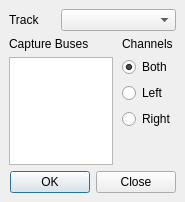
ErwanLegrand/Traverso-DAW, file src/traverso/ui/BusSelectorDialog.ui: the form before one commit.
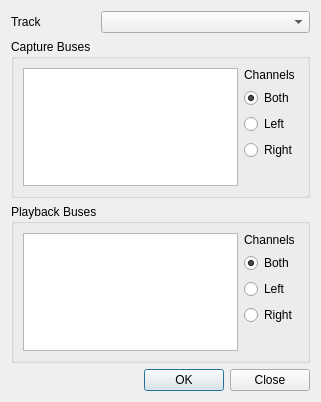
The form after the commit.

Commit message: * Added ability to add 'virtual playback buses' in AudioDevice, which adds one by default, the "Master Out" * Song now uses the "Master Out" bus provided by audiodevice * Track no longer gets it's output bus from it's song, but uses the one set via the BusSelector, which can be any of the playback buses provided by the audiodevice. This gives the opportunity to send a Track to another playback bus then the master out, in case you have a multichannel audiocard * cleanups in AudioDevice

```diff
--- a/src/traverso/ui/BusSelectorDialog.ui
+++ b/src/traverso/ui/BusSelectorDialog.ui
@@ -5,20 +5,14 @@
    <rect>
     <x>0</x>
     <y>0</y>
-    <width>185</width>
-    <height>202</height>
+    <width>321</width>
+    <height>402</height>
    </rect>
   </property>
   <property name="windowTitle" >
    <string>Bus Selector</string>
   </property>
   <layout class="QVBoxLayout" >
-   <property name="margin" >
-    <number>9</number>
-   </property>
-   <property name="spacing" >
-    <number>6</number>
-   </property>
    <item>
     <layout class="QHBoxLayout" >
      <property name="margin" >
@@ -30,9 +24,7 @@
      <item>
       <widget class="QLabel" name="label_3" >
        <property name="sizePolicy" >
-        <sizepolicy>
-         <hsizetype>5</hsizetype>
-         <vsizetype>5</vsizetype>
+        <sizepolicy vsizetype="Preferred" hsizetype="Preferred" >
          <horstretch>2</horstretch>
          <verstretch>0</verstretch>
         </sizepolicy>
@@ -45,9 +37,7 @@
      <item>
       <widget class="QComboBox" name="trackComboBox" >
        <property name="sizePolicy" >
-        <sizepolicy>
-         <hsizetype>5</hsizetype>
-         <vsizetype>0</vsizetype>
+        <sizepolicy vsizetype="Fixed" hsizetype="Preferred" >
          <horstretch>5</horstretch>
          <verstretch>0</verstretch>
         </sizepolicy>
@@ -57,38 +47,16 @@
     </layout>
    </item>
    <item>
-    <layout class="QHBoxLayout" >
-     <property name="margin" >
-      <number>0</number>
-     </property>
-     <property name="spacing" >
-      <number>9</number>
-     </property>
-     <item>
-      <layout class="QVBoxLayout" >
-       <property name="margin" >
-        <number>0</number>
-       </property>
-       <property name="spacing" >
-        <number>6</number>
-       </property>
-       <item>
-        <widget class="QLabel" name="label" >
-         <property name="text" >
+    <widget class="QGroupBox" name="groupBox_2" >
+     <property name="title" >
           <string>Capture Buses</string>
          </property>
-        </widget>
-       </item>
+     <layout class="QHBoxLayout" >
        <item>
         <widget class="QListWidget" name="busesListWidget" />
        </item>
-      </layout>
-     </item>
      <item>
       <layout class="QVBoxLayout" >
-       <property name="margin" >
-        <number>0</number>
-       </property>
        <property name="spacing" >
         <number>6</number>
        </property>
@@ -139,6 +107,82 @@
       </layout>
      </item>
     </layout>
+    </widget>
+   </item>
+   <item>
+    <widget class="QGroupBox" name="groupBox" >
+     <property name="title" >
+      <string>Playback Buses</string>
+     </property>
+     <layout class="QHBoxLayout" >
+      <item>
+       <widget class="QListWidget" name="busesListWidgetPlayback" />
+      </item>
+      <item>
+       <layout class="QVBoxLayout" >
+        <property name="spacing" >
+         <number>6</number>
+        </property>
+        <property name="leftMargin" >
+         <number>0</number>
+        </property>
+        <property name="topMargin" >
+         <number>0</number>
+        </property>
+        <property name="rightMargin" >
+         <number>0</number>
+        </property>
+        <property name="bottomMargin" >
+         <number>0</number>
+        </property>
+        <item>
+         <widget class="QLabel" name="label_5" >
+          <property name="text" >
+           <string>Channels</string>
+          </property>
+         </widget>
+        </item>
+        <item>
+         <widget class="QRadioButton" name="radioBothPlayback" >
+          <property name="text" >
+           <string>Both</string>
+          </property>
+          <property name="checked" >
+           <bool>true</bool>
+          </property>
+         </widget>
+        </item>
+        <item>
+         <widget class="QRadioButton" name="radioLeftOnlyPlayback" >
+          <property name="text" >
+           <string>Left</string>
+          </property>
+         </widget>
+        </item>
+        <item>
+         <widget class="QRadioButton" name="radioRightOnlyPlayback" >
+          <property name="text" >
+           <string>Right</string>
+          </property>
+         </widget>
+        </item>
+        <item>
+         <spacer>
+          <property name="orientation" >
+           <enum>Qt::Vertical</enum>
+          </property>
+          <property name="sizeHint" >
+           <size>
+            <width>20</width>
+            <height>1</height>
+           </size>
+          </property>
+         </spacer>
+        </item>
+       </layout>
+      </item>
+     </layout>
+    </widget>
    </item>
    <item>
     <widget class="QDialogButtonBox" name="buttonBox" >
```
Left out of the diff: 27 changed lines with no effect on the pictures. Lines whose indentation alone changed are shown as unchanged. The commit also changes 9 other files.
